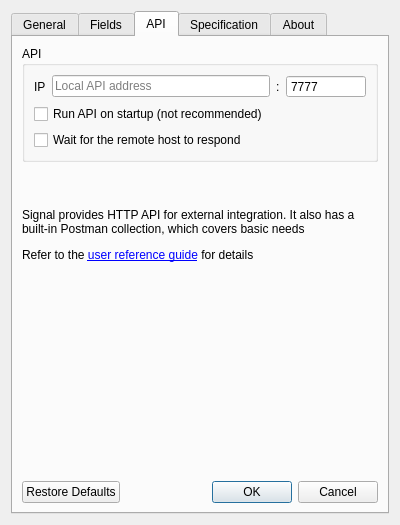
First picture: the form in common/gui/forms/settings_window.ui, repository FedorIvanov37/sv-terminal, before the edit.
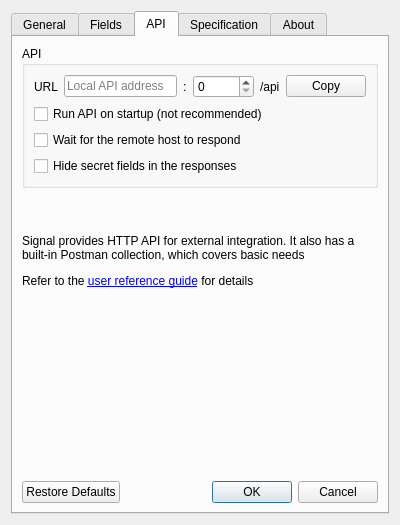
Second picture: the form after the edit.

Patch:
```diff
--- a/common/gui/forms/settings_window.ui
+++ b/common/gui/forms/settings_window.ui
@@ -193,27 +193,9 @@
                 <height>0</height>
                </size>
               </property>
-              <property name="frame">
-               <bool>true</bool>
-              </property>
-              <property name="buttonSymbols">
-               <enum>QAbstractSpinBox::NoButtons</enum>
-              </property>
-              <property name="specialValueText">
-               <string>Val</string>
-              </property>
-              <property name="keyboardTracking">
-               <bool>false</bool>
-              </property>
-              <property name="minimum">
-               <number>1024</number>
-              </property>
               <property name="maximum">
                <number>65535</number>
               </property>
-              <property name="value">
-               <number>16677</number>
-              </property>
              </widget>
             </item>
            </layout>
@@ -649,73 +631,27 @@
       <attribute name="title">
        <string>API</string>
       </attribute>
-      <layout class="QGridLayout" name="gridLayout_10">
-       <item row="6" column="0">
-        <spacer name="verticalSpacer_3">
-         <property name="orientation">
-          <enum>Qt::Vertical</enum>
-         </property>
-         <property name="sizeHint" stdset="0">
-          <size>
-           <width>20</width>
-           <height>303</height>
-          </size>
-         </property>
-        </spacer>
-       </item>
-       <item row="3" column="0">
-        <spacer name="verticalSpacer_8">
-         <property name="orientation">
-          <enum>Qt::Vertical</enum>
-         </property>
-         <property name="sizeHint" stdset="0">
-          <size>
-           <width>20</width>
-           <height>40</height>
-          </size>
-         </property>
-        </spacer>
-       </item>
-       <item row="5" column="0">
-        <widget class="QLabel" name="ApiInfoLabel">
-         <property name="text">
-          <string>&lt;html&gt;&lt;head/&gt;&lt;body&gt;&lt;p&gt;&lt;br/&gt;&lt;/p&gt;&lt;p&gt;Signal provides HTTP API for external integration. It also has a built-in Postman collection, which covers basic needs&lt;/p&gt;&lt;p&gt;Refer to the &lt;a href=&quot;www.link.com&quot;&gt;&lt;span style=&quot; text-decoration: underline; color:#0000ff;&quot;&gt;user reference guide&lt;/span&gt;&lt;/a&gt; for details&lt;/p&gt;&lt;/body&gt;&lt;/html&gt;</string>
-         </property>
-         <property name="wordWrap">
-          <bool>true</bool>
-         </property>
-         <property name="openExternalLinks">
-          <bool>false</bool>
-         </property>
-         <property name="textInteractionFlags">
-          <set>Qt::LinksAccessibleByMouse|Qt::TextSelectableByMouse</set>
-         </property>
-        </widget>
-       </item>
-       <item row="7" column="0">
-        <widget class="QDialogButtonBox" name="ApiButtonBox">
-         <property name="standardButtons">
-          <set>QDialogButtonBox::Cancel|QDialogButtonBox::Ok|QDialogButtonBox::RestoreDefaults</set>
-         </property>
-        </widget>
-       </item>
-       <item row="0" column="0">
+      <layout class="QVBoxLayout" name="verticalLayout_3">
+       <item>
         <widget class="QGroupBox" name="ApiBox">
          <property name="title">
           <string>API</string>
          </property>
          <layout class="QGridLayout" name="gridLayout_9">
           <item row="0" column="0">
-           <layout class="QHBoxLayout" name="horizontalLayout_12">
+           <layout class="QHBoxLayout" name="horizontalLayout_5">
             <item>
-             <widget class="QLabel" name="IpLabel_2">
+             <widget class="QLabel" name="label_2">
               <property name="text">
-               <string>IP</string>
+               <string>URL</string>
               </property>
              </widget>
             </item>
             <item>
              <widget class="QLineEdit" name="ApiAddress">
+              <property name="readOnly">
+               <bool>true</bool>
+              </property>
               <property name="placeholderText">
                <string>Local API address</string>
               </property>
@@ -732,42 +668,31 @@
              <widget class="QSpinBox" name="ApiPort">
               <property name="minimumSize">
                <size>
-                <width>80</width>
+                <width>0</width>
                 <height>0</height>
                </size>
               </property>
-              <property name="frame">
-               <bool>true</bool>
-              </property>
-              <property name="buttonSymbols">
-               <enum>QAbstractSpinBox::NoButtons</enum>
-              </property>
-              <property name="specialValueText">
-               <string>Val</string>
-              </property>
-              <property name="keyboardTracking">
-               <bool>false</bool>
-              </property>
-              <property name="minimum">
-               <number>1024</number>
-              </property>
               <property name="maximum">
                <number>65535</number>
               </property>
-              <property name="value">
-               <number>7777</number>
+             </widget>
+            </item>
+            <item>
+             <widget class="QLabel" name="label">
+              <property name="text">
+               <string>/api</string>
+              </property>
+             </widget>
+            </item>
+            <item>
+             <widget class="QPushButton" name="CopyApiUrl">
+              <property name="text">
+               <string>Copy</string>
               </property>
              </widget>
             </item>
            </layout>
           </item>
-          <item row="2" column="0">
-           <widget class="QCheckBox" name="WaitForRemoteHost">
-            <property name="text">
-             <string>Wait for the remote host to respond</string>
-            </property>
-           </widget>
-          </item>
           <item row="1" column="0">
            <widget class="QCheckBox" name="ApiRun">
             <property name="text">
@@ -775,9 +700,59 @@
             </property>
            </widget>
           </item>
+          <item row="2" column="0">
+           <widget class="QCheckBox" name="WaitForRemoteHost">
+            <property name="text">
+             <string>Wait for the remote host to respond</string>
+            </property>
+           </widget>
+          </item>
+          <item row="3" column="0">
+           <widget class="QCheckBox" name="HideSecretsApi">
+            <property name="text">
+             <string>Hide secret fields in the responses</string>
+            </property>
+           </widget>
+          </item>
          </layout>
         </widget>
        </item>
+       <item>
+        <widget class="QLabel" name="ApiInfoLabel">
+         <property name="text">
+          <string>&lt;html&gt;&lt;head/&gt;&lt;body&gt;&lt;p&gt;&lt;br/&gt;&lt;/p&gt;&lt;p&gt;Signal provides HTTP API for external integration. It also has a built-in Postman collection, which covers basic needs&lt;/p&gt;&lt;p&gt;Refer to the &lt;a href=&quot;www.link.com&quot;&gt;&lt;span style=&quot; text-decoration: underline; color:#0000ff;&quot;&gt;user reference guide&lt;/span&gt;&lt;/a&gt; for details&lt;/p&gt;&lt;/body&gt;&lt;/html&gt;</string>
+         </property>
+         <property name="wordWrap">
+          <bool>true</bool>
+         </property>
+         <property name="openExternalLinks">
+          <bool>false</bool>
+         </property>
+         <property name="textInteractionFlags">
+          <set>Qt::LinksAccessibleByMouse|Qt::TextSelectableByMouse</set>
+         </property>
+        </widget>
+       </item>
+       <item>
+        <spacer name="verticalSpacer_3">
+         <property name="orientation">
+          <enum>Qt::Vertical</enum>
+         </property>
+         <property name="sizeHint" stdset="0">
+          <size>
+           <width>20</width>
+           <height>142</height>
+          </size>
+         </property>
+        </spacer>
+       </item>
+       <item>
+        <widget class="QDialogButtonBox" name="ApiButtonBox">
+         <property name="standardButtons">
+          <set>QDialogButtonBox::Cancel|QDialogButtonBox::Ok|QDialogButtonBox::RestoreDefaults</set>
+         </property>
+        </widget>
+       </item>
       </layout>
      </widget>
      <widget class="QWidget" name="Spec">
```
